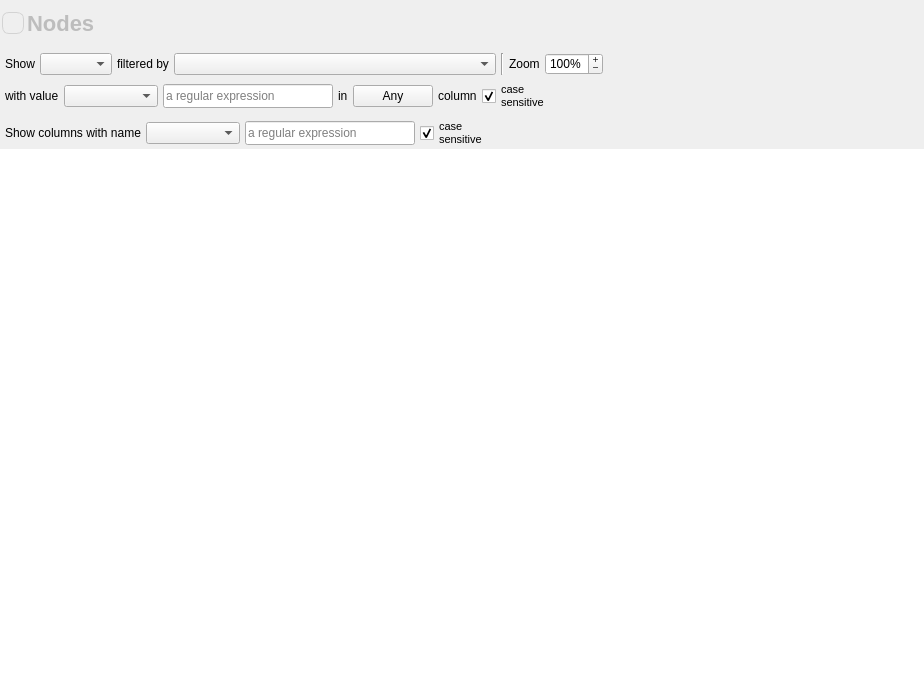
Above: plugins/view/TableView/TableView.ui from Tulip-Dev/tulip before the change. Below: the same form after it.
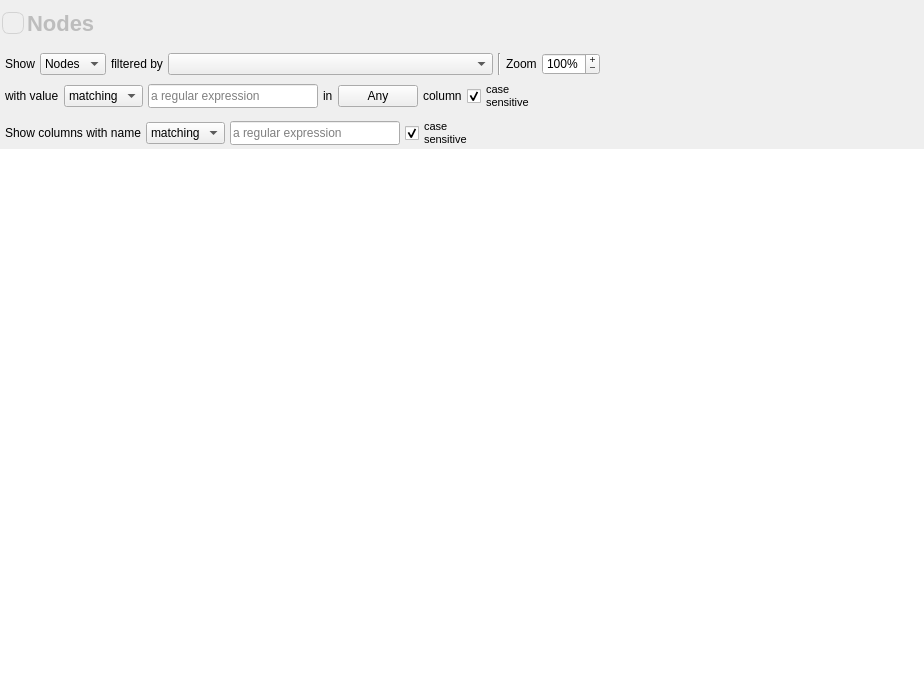
That is the form after the change. Icons and pictures are not drawn. Custom widgets are drawn as their Qt base class.

What changed in the file:
```diff
--- a/plugins/view/TableView/TableView.ui
+++ b/plugins/view/TableView/TableView.ui
@@ -173,9 +173,16 @@
              <property name="sizeAdjustPolicy">
               <enum>QComboBox::SizeAdjustPolicy::AdjustToContentsOnFirstShow</enum>
              </property>
-             <property name="frame">
-              <bool>true</bool>
-             </property>
+             <item>
+               <property name="text">
+                 <string>Nodes</string>
+               </property>
+             </item>
+             <item>
+               <property name="text">
+                 <string>Edges</string>
+               </property>
+             </item>
             </widget>
            </item>
            <item>
@@ -204,9 +211,6 @@
              <property name="sizeAdjustPolicy">
               <enum>QComboBox::SizeAdjustPolicy::AdjustToContents</enum>
              </property>
-             <property name="frame">
-              <bool>true</bool>
-             </property>
             </widget>
            </item>
            <item>
@@ -297,9 +301,16 @@
              <property name="sizeAdjustPolicy">
               <enum>QComboBox::SizeAdjustPolicy::AdjustToContentsOnFirstShow</enum>
              </property>
-             <property name="minimumContentsLength">
-              <number>8</number>
-             </property>
+             <item>
+              <property name="text">
+               <string>matching</string>
+              </property>
+             </item>
+             <item>
+              <property name="text">
+               <string>like</string>
+              </property>
+             </item>
             </widget>
            </item>
            <item>
@@ -427,9 +438,16 @@
 - 'matching' for a regular expressio
 - 'like' for a sql like pattern.</string>
              </property>
-             <property name="minimumContentsLength">
-              <number>8</number>
-             </property>
+             <item>
+              <property name="text">
+               <string>matching</string>
+              </property>
+             </item>
+             <item>
+              <property name="text">
+               <string>like</string>
+              </property>
+             </item>
             </widget>
            </item>
            <item>
```
